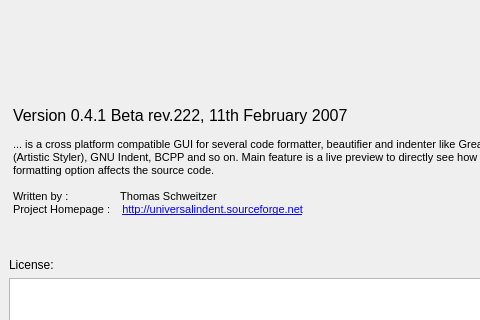
Qt form src/aboutdialog.ui (danblakemore/universal-indent-gui) before a commit; both pictures show x 0 to 480 and y 0 to 320 of the 588 by 499 pixel window.
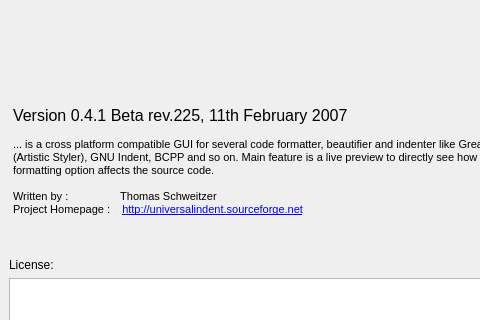
The same form after that commit. Icons and pictures are not drawn.

The edit to the form file:
```diff
--- a/src/aboutdialog.ui
+++ b/src/aboutdialog.ui
@@ -107,7 +107,7 @@
       <string>&lt;html>&lt;head>&lt;meta name="qrichtext" content="1" />&lt;style type="text/css">
 p, li { white-space: pre-wrap; }
 &lt;/style>&lt;/head>&lt;body style=" font-family:'Sans Serif'; font-size:9pt; font-weight:400; font-style:normal; text-decoration:none;">
-&lt;p style=" margin-top:0px; margin-bottom:0px; margin-left:0px; margin-right:0px; -qt-block-indent:0; text-indent:0px; font-family:'MS Shell Dlg'; font-size:8pt;">&lt;span style=" font-family:'MS Shell Dlg 2'; font-size:12pt;">Version 0.4.1 Beta rev.222, 11th February 2007&lt;/span>&lt;/p>
+&lt;p style=" margin-top:0px; margin-bottom:0px; margin-left:0px; margin-right:0px; -qt-block-indent:0; text-indent:0px; font-family:'MS Shell Dlg'; font-size:8pt;">&lt;span style=" font-family:'MS Shell Dlg 2'; font-size:12pt;">Version 0.4.1 Beta rev.225, 11th February 2007&lt;/span>&lt;/p>
 &lt;p style="-qt-paragraph-type:empty; margin-top:0px; margin-bottom:0px; margin-left:0px; margin-right:0px; -qt-block-indent:0; text-indent:0px; font-family:'MS Shell Dlg 2'; font-size:8pt;">&lt;/p>
 &lt;p style=" margin-top:0px; margin-bottom:0px; margin-left:0px; margin-right:0px; -qt-block-indent:0; text-indent:0px; font-family:'MS Shell Dlg 2'; font-size:8pt;">&lt;span style=" color:#000000;">... is a cross platform compatible GUI for several code formatter, beautifier and indenter like GreatCode, AStyle (Artistic Styler), GNU Indent, BCPP and so on. Main feature is a live preview to directly see how the selected formatting option affects the source code.&lt;/span>&lt;/p>
 &lt;p style="-qt-paragraph-type:empty; margin-top:0px; margin-bottom:0px; margin-left:0px; margin-right:0px; -qt-block-indent:0; text-indent:0px; font-family:'MS Shell Dlg 2'; font-size:8pt; color:#000000;">&lt;/p>
```
